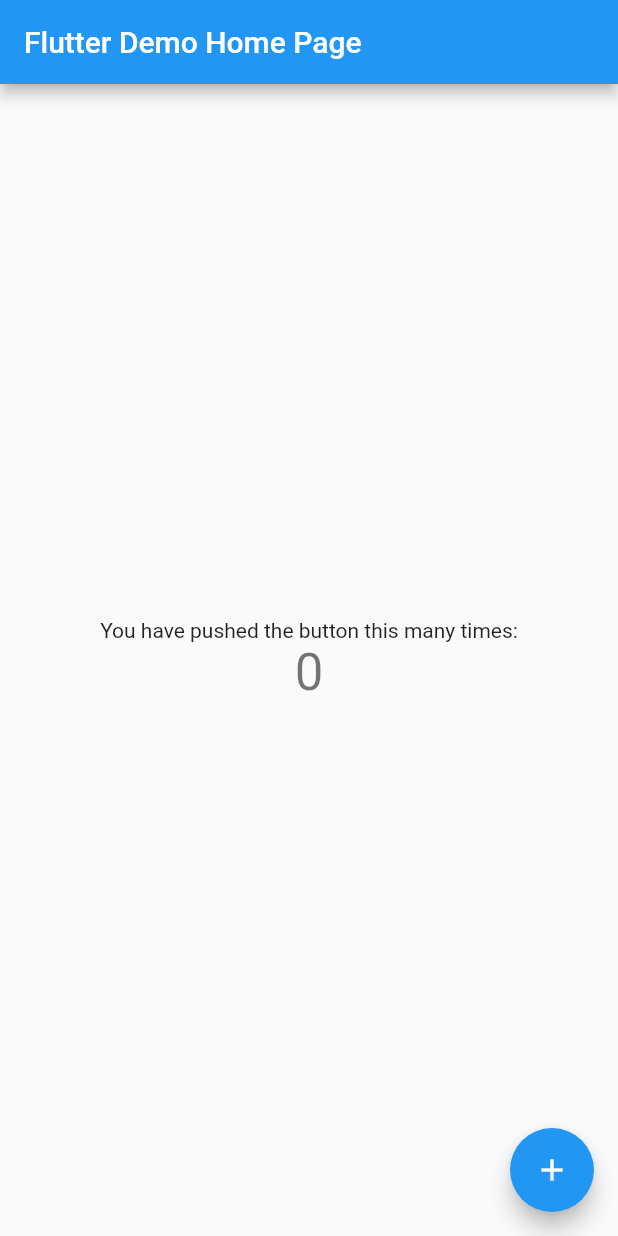
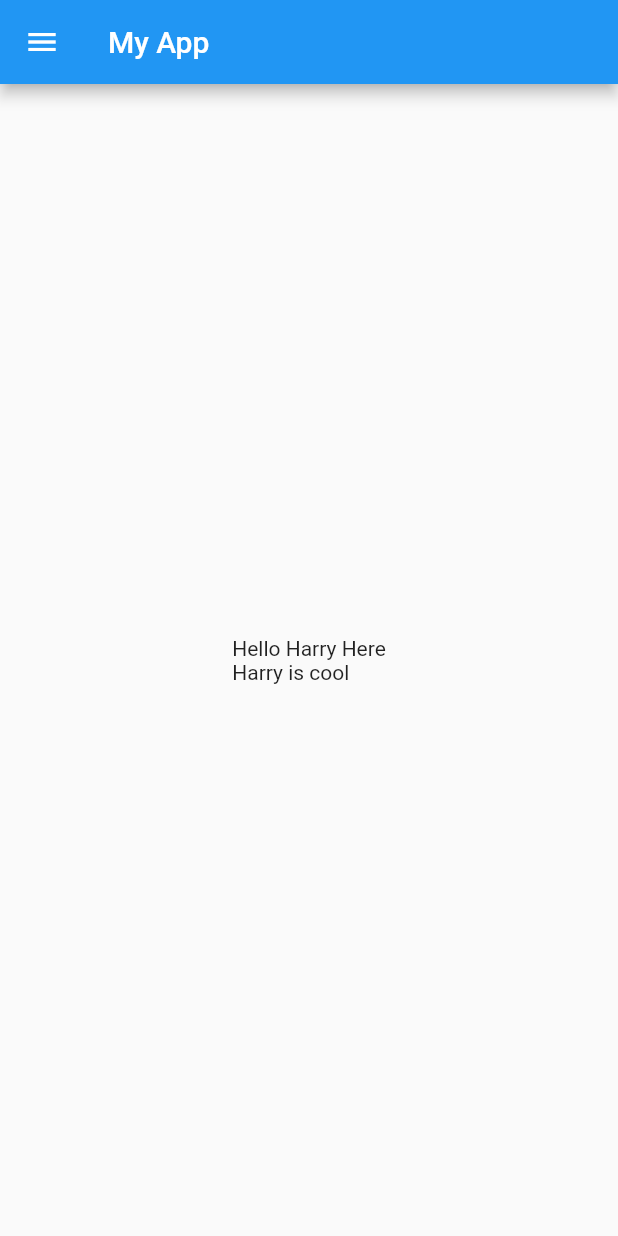
Before and after one commit to singhdeepkanwar/FlutterProject, a Flutter app: the screen it shows after launch, on a phone screen of 412 x 824 dp. Run offline on Flutter 3.47's test engine with Material 2 defaults, Android fonts, the phone set to English and light mode, and no system bars.

Commit message:
First Edit

```diff
--- /dev/null
+++ b/lib/home.dart
@@ -0,0 +1,25 @@
+import 'package:flutter/material.dart';
+
+class Home extends StatelessWidget {
+  const Home({super.key});
+
+  @override
+  Widget build(BuildContext context) {
+    var name = "Harry";
+
+    return Scaffold(
+      appBar: AppBar(
+        title: Text("My App"),
+      ), // this shows the upper bar (blue one)
+      body: Center(
+        // this keeps the things in center
+        child: Container(
+          // this is a container for anything you put inside
+          child: Text(
+              "Hello $name Here\n$name is cool"), // Text() is a widget which accepts strings and other variables and displays it to the application
+        ),
+      ),
+      drawer: Drawer(), // this shows the side icon with 3- rows
+    );
+  }
+}
--- a/lib/main.dart
+++ b/lib/main.dart
@@ -1,115 +1,17 @@
 import 'package:flutter/material.dart';
+import 'package:my_app/home.dart';
 
 void main() {
-  runApp(const MyApp());
+  runApp(MyApp());
 }
 
 class MyApp extends StatelessWidget {
   const MyApp({super.key});
 
-  // This widget is the root of your application.
   @override
   Widget build(BuildContext context) {
     return MaterialApp(
-      title: 'Flutter Demo',
-      theme: ThemeData(
-        // This is the theme of your application.
-        //
-        // Try running your application with "flutter run". You'll see the
-        // application has a blue toolbar. Then, without quitting the app, try
-        // changing the primarySwatch below to Colors.green and then invoke
-        // "hot reload" (press "r" in the console where you ran "flutter run",
-        // or simply save your changes to "hot reload" in a Flutter IDE).
-        // Notice that the counter didn't reset back to zero; the application
-        // is not restarted.
-        primarySwatch: Colors.blue,
-      ),
-      home: const MyHomePage(title: 'Flutter Demo Home Page'),
+      home: Home(),
     );
   }
 }
-
-class MyHomePage extends StatefulWidget {
-  const MyHomePage({super.key, required this.title});
-
-  // This widget is the home page of your application. It is stateful, meaning
-  // that it has a State object (defined below) that contains fields that affect
-  // how it looks.
-
-  // This class is the configuration for the state. It holds the values (in this
-  // case the title) provided by the parent (in this case the App widget) and
-  // used by the build method of the State. Fields in a Widget subclass are
-  // always marked "final".
-
-  final String title;
-
-  @override
-  State<MyHomePage> createState() => _MyHomePageState();
-}
-
-class _MyHomePageState extends State<MyHomePage> {
-  int _counter = 0;
-
-  void _incrementCounter() {
-    setState(() {
-      // This call to setState tells the Flutter framework that something has
-      // changed in this State, which causes it to rerun the build method below
-      // so that the display can reflect the updated values. If we changed
-      // _counter without calling setState(), then the build method would not be
-      // called again, and so nothing would appear to happen.
-      _counter++;
-    });
-  }
-
-  @override
-  Widget build(BuildContext context) {
-    // This method is rerun every time setState is called, for instance as done
-    // by the _incrementCounter method above.
-    //
-    // The Flutter framework has been optimized to make rerunning build methods
-    // fast, so that you can just rebuild anything that needs updating rather
-    // than having to individually change instances of widgets.
-    return Scaffold(
-      appBar: AppBar(
-        // Here we take the value from the MyHomePage object that was created by
-        // the App.build method, and use it to set our appbar title.
-        title: Text(widget.title),
-      ),
-      body: Center(
-        // Center is a layout widget. It takes a single child and positions it
-        // in the middle of the parent.
-        child: Column(
-          // Column is also a layout widget. It takes a list of children and
-          // arranges them vertically. By default, it sizes itself to fit its
-          // children horizontally, and tries to be as tall as its parent.
-          //
-          // Invoke "debug painting" (press "p" in the console, choose the
-          // "Toggle Debug Paint" action from the Flutter Inspector in Android
-          // Studio, or the "Toggle Debug Paint" command in Visual Studio Code)
-          // to see the wireframe for each widget.
-          //
-          // Column has various properties to control how it sizes itself and
-          // how it positions its children. Here we use mainAxisAlignment to
-          // center the children vertically; the main axis here is the vertical
-          // axis because Columns are vertical (the cross axis would be
-          // horizontal).
-          mainAxisAlignment: MainAxisAlignment.center,
-          children: <Widget>[
-            const Text(
-              'You have pushed the button this many times:',
-            ),
-            Text(
-              '$_counter',
-              style: Theme.of(context).textTheme.headline4,
-            ),
-          ],
-        ),
-      ),
-      floatingActionButton: FloatingActionButton(
-        onPressed: _incrementCounter,
-        tooltip: 'Increment',
-        child: const Icon(Icons.add),
-      ), // This trailing comma makes auto-formatting nicer for build methods.
-    );
-  }
-}
```
